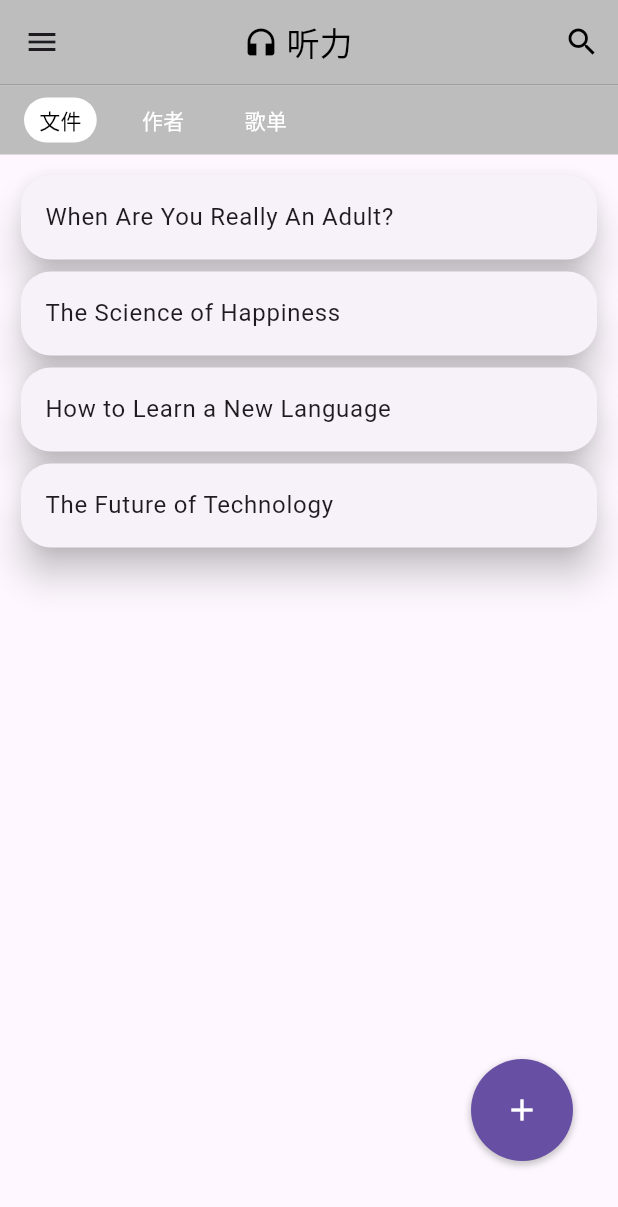
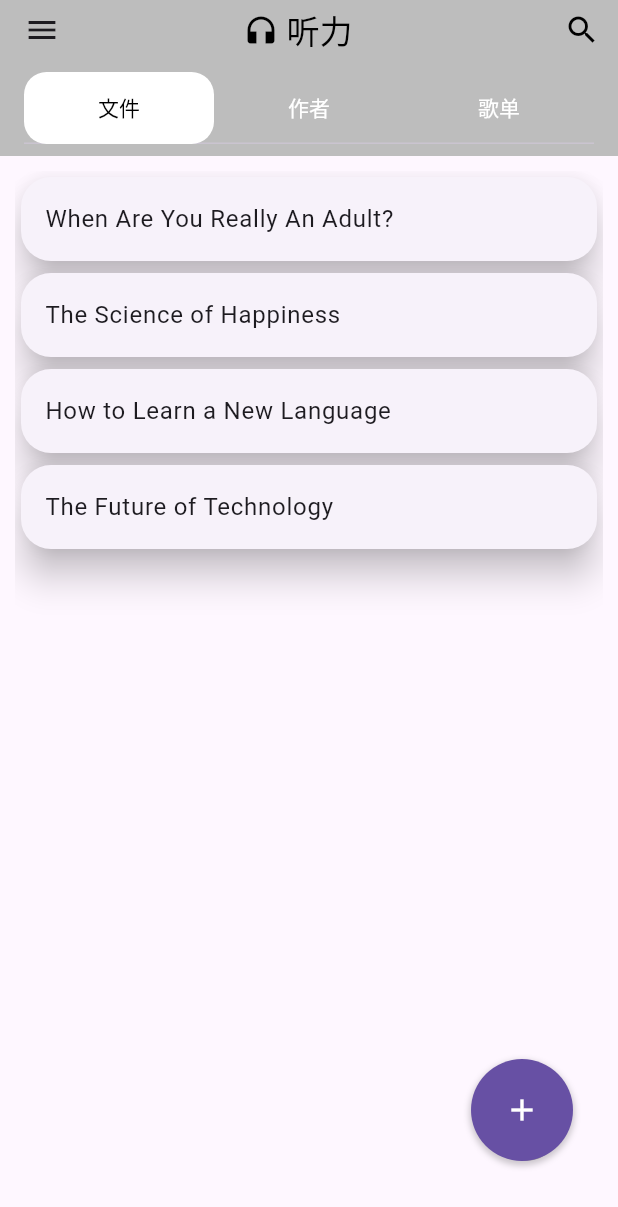
Before and after one commit to AimMetal-jy/AuraLab, a Flutter app: the screen it shows after launch, on a phone screen of 412 x 824 dp. Shown: the top 1207 px of the screen. Run offline on Flutter 3.47's test engine with Material 3 defaults, Android fonts, the phone set to English and light mode, and no system bars.

Commit message:
将tabpage_scaffold组件内容用flutter自带TabBar和TabBarView更换。新增手势滑动打开抽屉和滑动切换页面

```diff
--- a/lib/screens/listening/listening.dart
+++ b/lib/screens/listening/listening.dart
@@ -3,73 +3,30 @@ import 'package:auralab/util/buttons/expandable_action_buttons.dart'; // 可展
 import 'package:auralab/screens/listening/subpage/file.dart'; // 文件子页面
 import 'package:auralab/screens/listening/subpage/author.dart'; // 作者子页面
 import 'package:auralab/screens/listening/subpage/playlist.dart'; // 歌单子页面
-import 'package:auralab/util/widgets/tab/tabbed_page_scaffold.dart'; // 带标签页的脚手架组件
+import 'package:auralab/util/widgets/tab/tabpage_scaffold.dart'; // 带标签页的脚手架组件// 抽屉菜单组件
 
-
-/// 听力页面主组件
-///
-/// 使用统一的TabbedPageScaffold实现带标签页的页面布局
-/// 包含文件、作者和歌单三个子页面，用于展示不同类型的听力内容
-class ListeningPage extends StatelessWidget {
-  /// 创建一个ListeningPage实例
-  ///
-  /// super.key为必有格式
+class ListeningPage extends StatefulWidget {
   const ListeningPage({super.key});
 
   @override
+  State<ListeningPage> createState() => _ListeningPageState();
+}
+
+class _ListeningPageState extends State<ListeningPage>{
+  @override
   Widget build(BuildContext context) {
-    return TabbedPageScaffold(
-      // 页面标题
+    return TabPageScaffold(
       title: '听力',
-      // 标题图标
       titleIcon: Icons.headphones,
-      // 标签页标题列表
       tabTitles: const ['文件', '作者', '歌单'],
-      // 对应的标签页内容组件
-      tabPages: const [FilePage(), AuthorPage(), PlaylistPage()],
-      // 可展开的浮动操作按钮
+      tabPages: const [
+        FilePage(),
+        AuthorPage(),
+        PlaylistPage(),
+      ],
       floatingActionButton: const ExpandableActionButtons(),
-      // 用户名称，显示在抽屉菜单中
       userName: 'AimMetal',
-      // 是否显示抽屉菜单
       showDrawer: true,
     );
   }
 }
-
-/// 卡片内容组件
-///
-/// 展示听力内容卡片列表，用于在听力页面中显示各种听力内容项
-/// 使用StatefulWidget以支持后续可能的交互状态变化
-class CardDemo extends StatefulWidget {
-  /// 创建一个CardDemo实例
-  ///
-  /// super.key为必有格式
-  const CardDemo({super.key});
-
-  @override
-  State<CardDemo> createState() => _CardDemoState();
-}
-
-/// 卡片内容组件状态类
-///
-/// 管理CardDemo组件的状态和UI构建
-class _CardDemoState extends State<CardDemo> {
-  @override
-  Widget build(BuildContext context) {
-    // 使用ListView显示卡片列表，支持滚动
-    return ListView(children: const [
-      // 创建一个带圆角和阴影的卡片
-      Card(
-          // 设置卡片形状为圆角矩形
-          shape: RoundedRectangleBorder(
-            // 所有边角都使用20像素的圆角
-            borderRadius: BorderRadius.all(Radius.circular(20)),
-          ),
-          // 设置卡片阴影高度
-          elevation: 10,
-          // 注意：这里缺少卡片内容，可能需要后续添加
-          )
-    ]);
-  }
-}
--- a/lib/screens/notes/notes.dart
+++ b/lib/screens/notes/notes.dart
@@ -1,13 +1,13 @@
 import 'package:flutter/material.dart';
 import 'package:auralab/util/buttons/expandable_action_buttons.dart'; // 可展开的操作按钮组件
-import 'package:auralab/util/widgets/tab/tabbed_page_scaffold.dart'; // 带标签页的脚手架组件
+import 'package:auralab/util/widgets/tab/tabpage_scaffold.dart'; // 带标签页的脚手架组件
 import 'package:auralab/screens/notes/subpage/note_list.dart'; // 笔记列表子页面
 import 'package:auralab/screens/notes/subpage/note_tags.dart'; // 笔记标签子页面
 import 'package:auralab/screens/notes/subpage/note_archive.dart'; // 笔记归档子页面
 
 /// 笔记页面主组件
 ///
-/// 使用统一的TabbedPageScaffold实现带标签页的页面布局
+/// 使用统一的TabPageScaffold实现带标签页的页面布局
 /// 包含全部笔记、标签和归档三个子页面，用于管理和查看用户的笔记内容
 class Notes extends StatelessWidget {
   /// 创建一个Notes实例
@@ -17,7 +17,7 @@ class Notes extends StatelessWidget {
 
   @override
   Widget build(BuildContext context) {
-    return TabbedPageScaffold(
+    return TabPageScaffold(
       // 页面标题
       title: '笔记',
       // 标题图标
@@ -29,7 +29,7 @@ class Notes extends StatelessWidget {
       // 可展开的浮动操作按钮
       floatingActionButton: const ExpandableActionButtons(),
       // 用户名称，显示在抽屉菜单中
-      userName: 'AimMetal',
+      userName: '食耳魔鸟',
       // 是否显示抽屉菜单
       showDrawer: true,
     );
--- a/lib/screens/translate/translate.dart
+++ b/lib/screens/translate/translate.dart
@@ -1,10 +1,10 @@
 import 'package:flutter/material.dart';
-import 'package:auralab/util/widgets/tab/tabbed_page_scaffold.dart'; // 带标签页的脚手架组件
+import 'package:auralab/util/widgets/tab/tabpage_scaffold.dart'; // 带标签页的脚手架组件
 import 'package:auralab/util/buttons/expandable_action_buttons.dart'; // 可展开的操作按钮组件
 
 /// 翻译练习页面主组件
 ///
-/// 使用统一的TabbedPageScaffold实现带标签页的页面布局
+/// 使用统一的TabPageScaffold实现带标签页的页面布局
 /// 包含英译中、中译英和收藏三个子页面，用于提供不同方向的翻译练习功能
 class TranslatePage extends StatelessWidget {
   /// 创建一个TranslatePage实例
@@ -14,7 +14,7 @@ class TranslatePage extends StatelessWidget {
 
   @override
   Widget build(BuildContext context) {
-    return TabbedPageScaffold(
+    return TabPageScaffold(
       // 页面标题
       title: '翻译练习',
       // 标题图标
@@ -28,7 +28,7 @@ class TranslatePage extends StatelessWidget {
         FavoritesPage(),
       ],
       // 用户名称，显示在抽屉菜单中
-      userName: 'AimMetal',
+      userName: '大富翁',
       // 可展开的浮动操作按钮
       floatingActionButton: const ExpandableActionButtons(),
       // 注意：这里没有设置showDrawer属性，默认不显示抽屉菜单
--- a/lib/screens/vocabulary/vocabulary.dart
+++ b/lib/screens/vocabulary/vocabulary.dart
@@ -1,10 +1,10 @@
 import 'package:flutter/material.dart';
-import 'package:auralab/util/widgets/tab/tabbed_page_scaffold.dart'; // 带标签页的脚手架组件
+import 'package:auralab/util/widgets/tab/tabpage_scaffold.dart'; // 带标签页的脚手架组件
 import 'package:auralab/util/buttons/expandable_action_buttons.dart'; // 可展开的操作按钮组件
 
 /// 生词本页面主组件
 ///
-/// 使用统一的TabbedPageScaffold实现带标签页的页面布局
+/// 使用统一的TabPageScaffold实现带标签页的页面布局
 /// 包含全部单词、标记单词和分类三个子页面，用于管理和学习用户的生词
 class VocabularyPage extends StatelessWidget {
   /// 创建一个VocabularyPage实例
@@ -14,7 +14,7 @@ class VocabularyPage extends StatelessWidget {
 
   @override
   Widget build(BuildContext context) {
-    return TabbedPageScaffold(
+    return TabPageScaffold(
       // 页面标题
       title: '生词本',
       // 标题图标
@@ -28,7 +28,7 @@ class VocabularyPage extends StatelessWidget {
         CategoriesPage(),
       ],
       // 用户名称，显示在抽屉菜单中
-      userName: 'AimMetal',
+      userName: '大饼象男',
       // 可展开的浮动操作按钮
       floatingActionButton: const ExpandableActionButtons(),
       // 注意：这里没有设置showDrawer属性，默认不显示抽屉菜单
--- a/lib/util/widgets/tab/tabbed_page_scaffold.dart
+++ /dev/null
@@ -1,116 +0,0 @@
-import 'package:flutter/material.dart';
-import 'package:auralab/util/widgets/tab/tab_state.dart';
-import 'package:auralab/util/widgets/tab/tab_button.dart';
-import 'package:auralab/util/buttons/drawer_gesture_detector.dart';
-import 'package:auralab/screens/menu/menu.dart';
-
-/// 通用标签页脚手架
-/// 在应用中多处复用的页面结构组件
-/// 包含AppBar、标签栏和内容区域的标准化页面布局
-/// 提供统一的UI风格和交互体验，简化页面开发
-class TabbedPageScaffold extends StatelessWidget {
-  /// 页面标题文本
-  final String title;
-  /// 页面标题图标
-  final IconData titleIcon;
-  /// 标签页标题列表
-  final List<String> tabTitles;
-  /// 对应的标签页内容组件列表
-  final List<Widget> tabPages;
-  /// 浮动操作按钮
-  final Widget? floatingActionButton;
-  /// 用户名称，显示在抽屉菜单中
-  final String userName;
-  /// 是否显示抽屉菜单
-  final bool showDrawer;
-
-  const TabbedPageScaffold({
-    super.key,
-    required this.title,
-    required this.titleIcon,
-    required this.tabTitles,
-    required this.tabPages,
-    this.floatingActionButton,
-    this.userName = '', // 默认为空字符串
-    this.showDrawer = true, // 默认显示抽屉菜单
-  }) : assert(tabTitles.length == tabPages.length, '标签数量必须与页面数量相同');
-
-  @override
-  Widget build(BuildContext context) {
-    return DrawerGestureDetector(
-      child: TabState(
-        notifier: ValueNotifier<int>(0), // 初始选中第一个标签页
-        child: Builder(builder: (context) {
-          // 获取当前选中的索引
-          final selectedIndex = TabState.of(context);
-
-          // 页面主体使用Scaffold组件
-          return Scaffold(
-            appBar: AppBar(
-              backgroundColor: Colors.grey.shade400, // 设置AppBar背景色
-              title: Row(
-                mainAxisSize: MainAxisSize.min,
-                children: [
-                  Icon(titleIcon, color: Colors.black), // 标题图标
-                  const SizedBox(width: 5), // 图标和文字间距
-                  Text(title, style: const TextStyle(color: Colors.black)), // 标题文字
-                  const SizedBox(width: 15), // 右侧间距
-                ],
-              ),
-              centerTitle: true, // 标题居中
-              actions: [
-                IconButton(
-                  icon: const Icon(Icons.search, color: Colors.black), // 搜索图标
-                  onPressed: () {
-                    // TODO: 实现搜索功能
-                  },
-                ),
-              ],
-            ),
-            body: Stack(
-              children: [
-                // 主要内容区域
-                Column(
-                  children: [
-                    const Divider(height: 1, thickness: 1, color: Colors.grey), // 分隔线
-                    // 标签行
-                    Container(
-                      color: Colors.grey.shade400, // 标签栏背景色
-                      padding: const EdgeInsets.symmetric(
-                          vertical: 8.0, horizontal: 16.0), // 内边距
-                      child: Row(
-                        children: List.generate(
-                          tabTitles.length,
-                          (index) => Padding(
-                            padding: const EdgeInsets.only(right: 20.0), // 标签间距
-                            child: TabButton(
-                              text: tabTitles[index], // 标签文本
-                              isSelected: selectedIndex == index, // 是否选中
-                              onTap: () => TabState.switchPage(context, index), // 点击切换页面
-                              unselectedColor: Colors.grey.shade400, // 未选中颜色
-                            ),
-                          ),
-                        ),
-                      ),
-                    ),
-                    // 根据选中的索引显示不同的页面内容
-                    Expanded(
-                      child: Padding(
-                        padding: const EdgeInsets.all(10), // 内容区域内边距
-                        child: tabPages[selectedIndex], // 显示当前选中的页面
-                      ),
-                    )
-                  ],
-                ),
-
-                // 浮动按钮
-                if (floatingActionButton != null) floatingActionButton!,
-              ],
-            ),
-            drawer: showDrawer ? DrawerMenu(userName: userName) : null,
-          );
-        }),
-      ),
-    );
-  }
-}
--- /dev/null
+++ b/lib/util/widgets/tab/tabpage_scaffold.dart
@@ -0,0 +1,112 @@
+import 'package:flutter/material.dart';
+import 'package:auralab/util/buttons/drawer_gesture_detector.dart';
+import 'package:auralab/screens/menu/menu.dart';
+
+/// 通用标签页脚手架
+/// 在应用中多处复用的页面结构组件
+/// 包含AppBar、标签栏和内容区域的标准化页面布局
+/// 提供统一的UI风格和交互体验，简化页面开发
+class TabPageScaffold extends StatefulWidget {
+  /// 页面标题文本
+  final String title;
+  /// 页面标题图标
+  final IconData titleIcon;
+  /// 标签页标题列表
+  final List<String> tabTitles;
+  /// 对应的标签页内容组件列表
+  final List<Widget> tabPages;
+  /// 浮动操作按钮
+  final Widget? floatingActionButton;
+  /// 用户名称，显示在抽屉菜单中
+  final String userName;
+  /// 是否显示抽屉菜单
+  final bool showDrawer;
+
+  const TabPageScaffold({
+    super.key,
+    required this.title,
+    required this.titleIcon,
+    required this.tabTitles,
+    required this.tabPages,
+    this.floatingActionButton,
+    this.userName = '', // 默认为空字符串
+    this.showDrawer = true, // 默认显示抽屉菜单
+  }) : assert(tabTitles.length == tabPages.length, '标签数量必须与页面数量相同');
+
+  @override
+  State<TabPageScaffold> createState() => _TabPageScaffoldState();
+}
+
+class _TabPageScaffoldState extends State<TabPageScaffold> with SingleTickerProviderStateMixin {
+  late TabController _tabController;
+
+  @override
+  void initState() {
+    super.initState();
+    _tabController = TabController(length: widget.tabTitles.length, vsync: this);
+  }
+
+  @override
+  void dispose() {
+    _tabController.dispose();
+    super.dispose();
+  }
+
+  @override
+  Widget build(BuildContext context) {
+    return DrawerGestureDetector(
+      child: Scaffold(
+        appBar: AppBar(
+          backgroundColor: Colors.grey.shade400, // 设置AppBar背景色
+          title: Row(
+            mainAxisSize: MainAxisSize.min,
+            children: [
+              Icon(widget.titleIcon, color: Colors.black), // 标题图标
+              const SizedBox(width: 5), // 图标和文字间距
+              Text(widget.title, style: const TextStyle(color: Colors.black)), // 标题文字
+              const SizedBox(width: 15), // 右侧间距
+            ],
+          ),
+          centerTitle: true, // 标题居中
+          actions: [
+            IconButton(
+              icon: const Icon(Icons.search, color: Colors.black), // 搜索图标
+              onPressed: () {
+                // TODO: 实现搜索功能
+              },
+            ),
+          ],
+          bottom: TabBar(
+            controller: _tabController,
+            tabs: widget.tabTitles.map((title) => Tab(text: title)).toList(),
+            labelColor: Colors.black, // 选中标签文字颜色
+            unselectedLabelColor: Colors.white, // 未选中标签文字颜色
+            indicator: BoxDecoration(
+              color: Colors.white, // 选中标签背景色
+              borderRadius: BorderRadius.circular(15), // 圆角边框
+            ),
+            indicatorSize: TabBarIndicatorSize.tab,
+            labelPadding: const EdgeInsets.symmetric(horizontal: 10),
+            padding: const EdgeInsets.symmetric(vertical: 8.0, horizontal: 16.0),
+          ),
+        ),
+        body: Stack(
+          children: [
+            // 主要内容区域
+            Padding(
+              padding: const EdgeInsets.all(10), // 内容区域内边距
+              child: TabBarView(
+                controller: _tabController,
+                children: widget.tabPages,
+              ),
+            ),
+            // 浮动按钮
+            if (widget.floatingActionButton != null) widget.floatingActionButton!,
+          ],
+        ),
+        drawer: widget.showDrawer ? DrawerMenu(userName: widget.userName) : null,
+        drawerEdgeDragWidth: MediaQuery.of(context).size.width/3,
+      ),
+    );
+  }
+}
```
